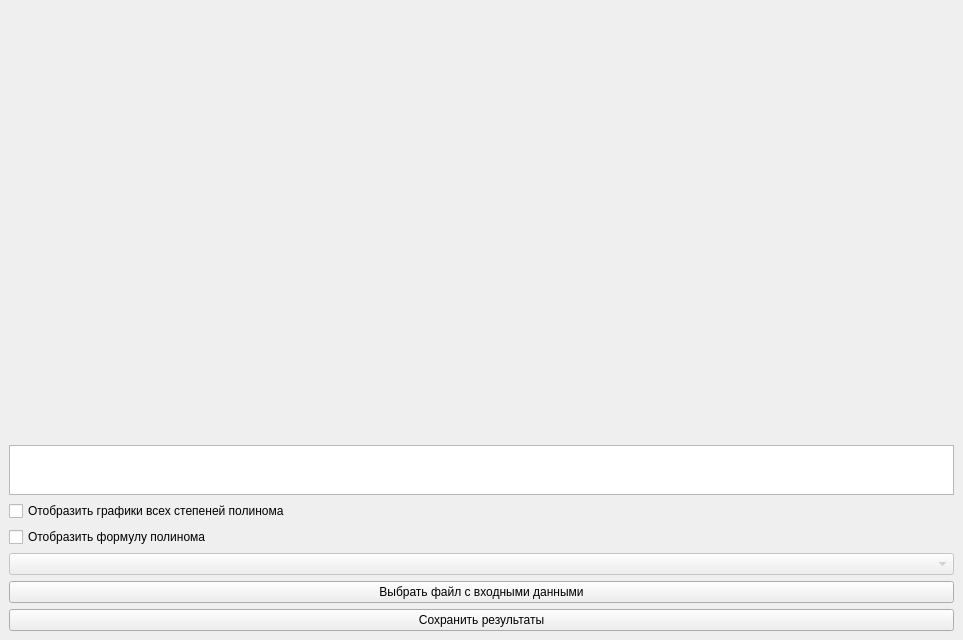
Qt form design.ui (gruzdev-as/Least_square_app) before a commit.
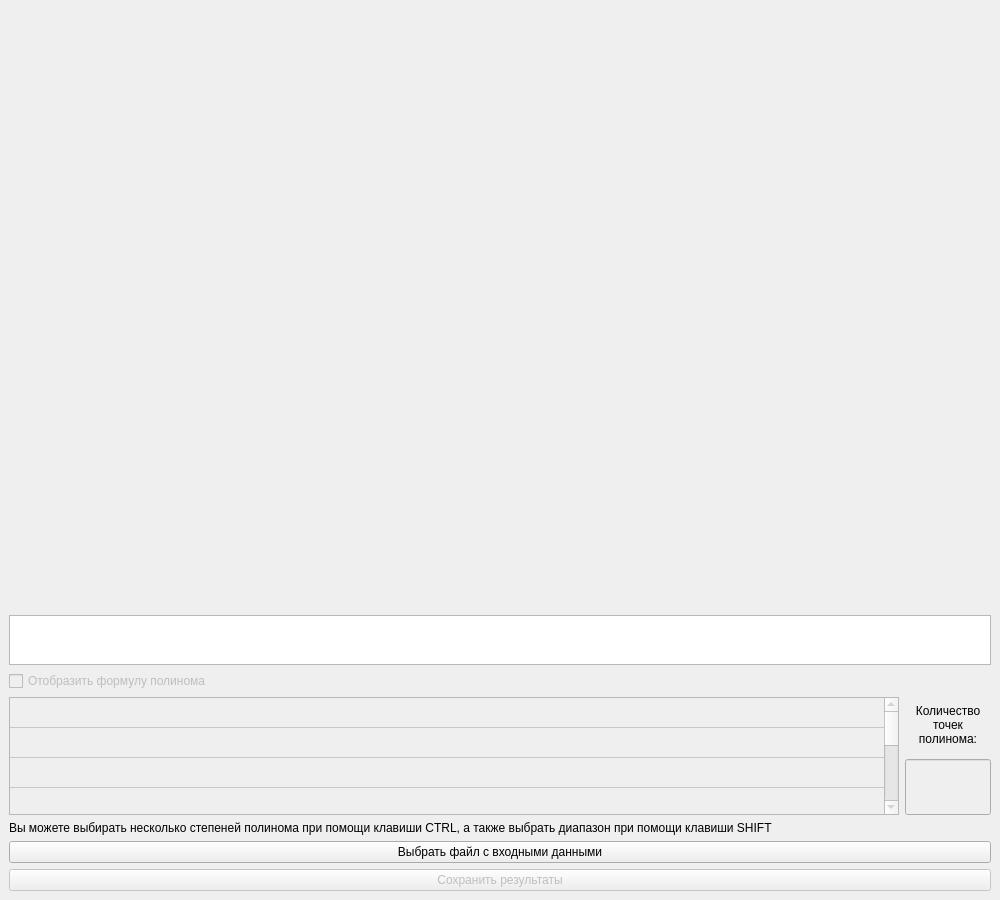
The same form after that commit.

The edit to the form file:
```diff
--- a/design.ui
+++ b/design.ui
@@ -6,20 +6,45 @@
    <rect>
     <x>0</x>
     <y>0</y>
-    <width>963</width>
-    <height>640</height>
+    <width>1000</width>
+    <height>900</height>
    </rect>
   </property>
+  <property name="minimumSize">
+   <size>
+    <width>1000</width>
+    <height>900</height>
+   </size>
+  </property>
+  <property name="maximumSize">
+   <size>
+    <width>1000</width>
+    <height>900</height>
+   </size>
+  </property>
   <property name="windowTitle">
    <string>MainWindow</string>
   </property>
   <widget class="QWidget" name="centralwidget">
    <layout class="QVBoxLayout" name="verticalLayout_3">
     <item>
-     <widget class="QWidget" name="widget" native="true"/>
+     <widget class="QWidget" name="widget" native="true">
+      <property name="minimumSize">
+       <size>
+        <width>0</width>
+        <height>600</height>
+       </size>
+      </property>
+     </widget>
     </item>
     <item>
-     <widget class="QListWidget" name="text_box">
+     <widget class="QListWidget" name="Text_box">
+      <property name="minimumSize">
+       <size>
+        <width>0</width>
+        <height>50</height>
+       </size>
+      </property>
       <property name="maximumSize">
        <size>
         <width>16777215</width>
@@ -29,38 +54,119 @@
      </widget>
     </item>
     <item>
-     <widget class="QCheckBox" name="display_all_checkbox">
-      <property name="text">
-       <string>Отобразить графики всех степеней полинома</string>
+     <widget class="QCheckBox" name="Display_formula_checkbox">
+      <property name="enabled">
+       <bool>false</bool>
       </property>
-     </widget>
-    </item>
-    <item>
-     <widget class="QCheckBox" name="display_formula_checkbox">
       <property name="text">
        <string>Отобразить формулу полинома</string>
       </property>
      </widget>
     </item>
     <item>
-     <widget class="QComboBox" name="Choose_power">
-      <property name="enabled">
-       <bool>false</bool>
+     <layout class="QHBoxLayout" name="horizontalLayout">
+      <item>
+       <widget class="QTableWidget" name="PowerTable">
+        <property name="enabled">
+         <bool>false</bool>
+        </property>
+        <property name="minimumSize">
+         <size>
+          <width>890</width>
+          <height>0</height>
+         </size>
+        </property>
+        <property name="maximumSize">
+         <size>
+          <width>16777215</width>
+          <height>150</height>
+         </size>
+        </property>
+        <property name="editTriggers">
+         <set>QAbstractItemView::NoEditTriggers</set>
+        </property>
+        <property name="rowCount">
+         <number>8</number>
+        </property>
+        <property name="columnCount">
+         <number>1</number>
+        </property>
+        <attribute name="horizontalHeaderVisible">
+         <bool>false</bool>
+        </attribute>
+        <attribute name="horizontalHeaderDefaultSectionSize">
+         <number>1000</number>
+        </attribute>
+        <attribute name="horizontalHeaderHighlightSections">
+         <bool>true</bool>
+        </attribute>
+        <attribute name="verticalHeaderVisible">
+         <bool>false</bool>
+        </attribute>
+        <row/>
+        <row/>
+        <row/>
+        <row/>
+        <row/>
+        <row/>
+        <row/>
+        <row/>
+        <column/>
+       </widget>
+      </item>
+      <item>
+       <layout class="QVBoxLayout" name="verticalLayout_4">
+        <item>
+         <widget class="QLabel" name="label_2">
+          <property name="maximumSize">
+           <size>
+            <width>100</width>
+            <height>100</height>
+           </size>
+          </property>
+          <property name="text">
+           <string>Количество 
+точек 
+полинома:</string>
+          </property>
+          <property name="scaledContents">
+           <bool>false</bool>
+          </property>
+          <property name="alignment">
+           <set>Qt::AlignCenter</set>
+          </property>
+         </widget>
+        </item>
+        <item>
+         <widget class="QLineEdit" name="Number_of_points">
+          <property name="enabled">
+           <bool>false</bool>
+          </property>
+          <property name="maximumSize">
+           <size>
+            <width>190</width>
+            <height>150</height>
+           </size>
+          </property>
+          <property name="maxLength">
+           <number>3</number>
+          </property>
+         </widget>
+        </item>
+       </layout>
+      </item>
+     </layout>
+    </item>
+    <item>
+     <widget class="QLabel" name="label">
+      <property name="maximumSize">
+       <size>
+        <width>16777215</width>
+        <height>20</height>
+       </size>
       </property>
-      <property name="tabletTracking">
-       <bool>false</bool>
-      </property>
-      <property name="editable">
-       <bool>false</bool>
-      </property>
-      <property name="currentText">
-       <string/>
-      </property>
-      <property name="currentIndex">
-       <number>-1</number>
-      </property>
-      <property name="insertPolicy">
-       <enum>QComboBox::InsertAtBottom</enum>
+      <property name="text">
+       <string>Вы можете выбирать несколько степеней полинома при помощи клавиши CTRL, а также выбрать диапазон при помощи клавиши SHIFT</string>
       </property>
      </widget>
     </item>
@@ -73,6 +179,9 @@
     </item>
     <item>
      <widget class="QPushButton" name="Save_button">
+      <property name="enabled">
+       <bool>false</bool>
+      </property>
       <property name="text">
        <string>Сохранить результаты</string>
       </property>
```
